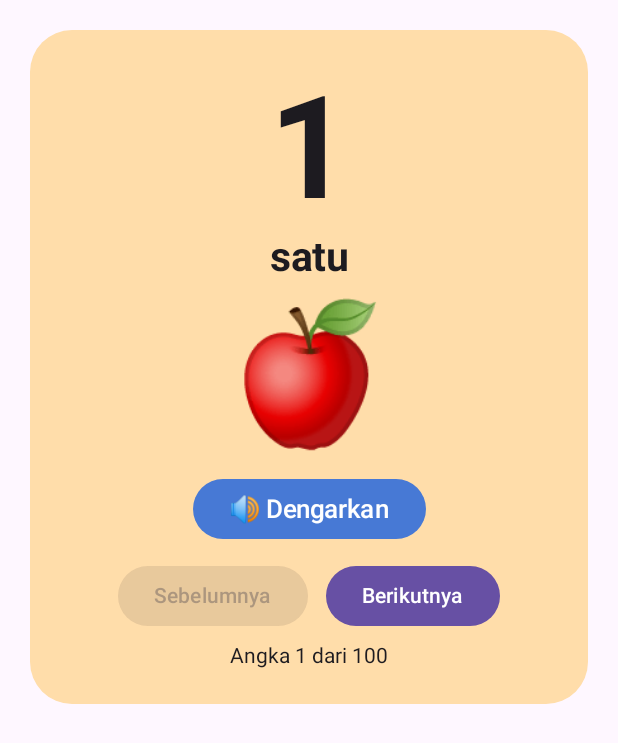
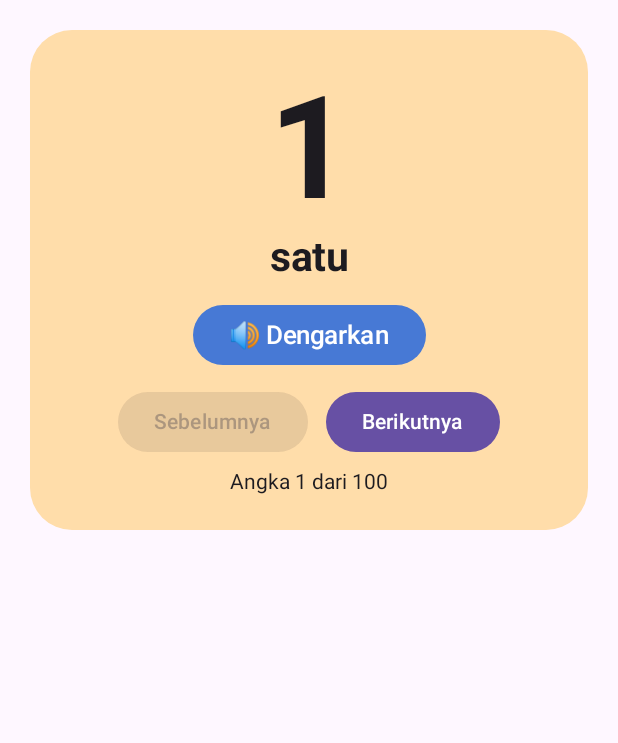
Before and after one commit to MChat-Android/M-Anak-Pintar, an Android app built with Jetpack Compose: the composable NumberScreen shown on its own in the app's theme, on a phone screen of 412 x 824 dp. Shown: the top 743 px of the screen. Run offline under Robolectric (Android 15) with nearby library versions, the phone set to English and light mode, and no system bars.

Commit message:
Update MainActivity.kt

```diff
--- a/app/src/main/java/com/m/anakpintar/MainActivity.kt
+++ b/app/src/main/java/com/m/anakpintar/MainActivity.kt
@@ -361,12 +361,6 @@ private fun NumberScreen(speak: (String) -> Unit) {
         ) {
             Text(number.toString(), fontSize = 95.sp, fontWeight = FontWeight.Bold)
             Text(word, fontSize = 27.sp, fontWeight = FontWeight.Bold)
-            Spacer(Modifier.height(8.dp))
-            Text(
-                numberIllustration(number),
-                fontSize = 92.sp,
-                textAlign = TextAlign.Center
-            )
             Spacer(Modifier.height(12.dp))
             SpeechButton("Dengarkan") {
                 speak("$number, $word")
```
